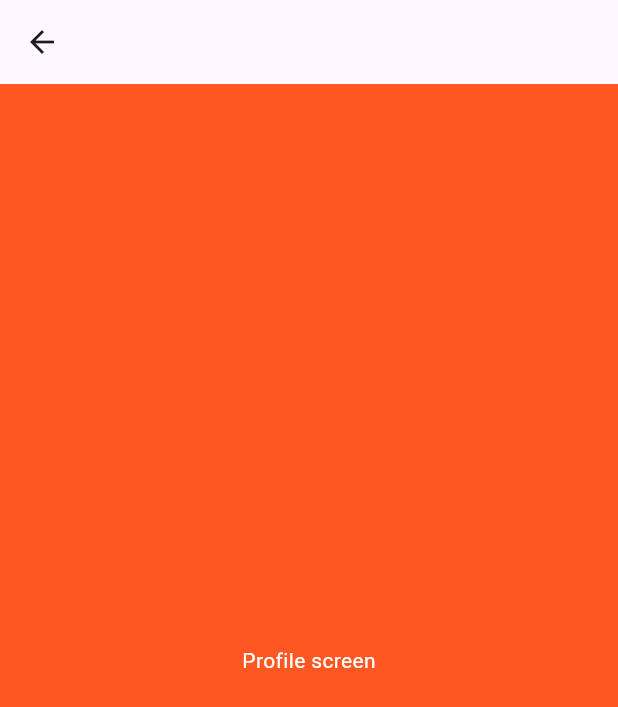
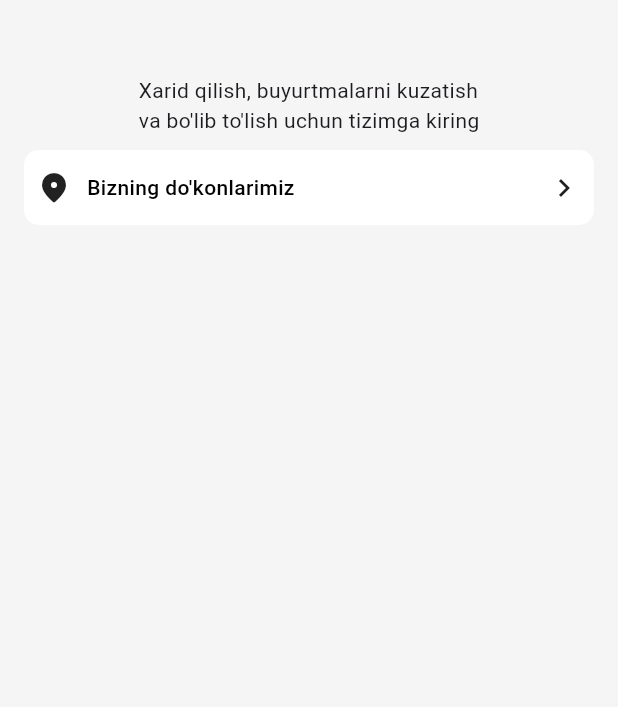
Before and after one commit to Xoshimov2602/texnomart, a Flutter app: the ProfileScreen screen opened directly, on a phone screen of 412 x 824 dp. Shown: the top 707 px of the screen. Run offline on Flutter 3.47's test engine with Material 3 defaults, Android fonts, the phone set to English and light mode, and no system bars; our stand-ins replace awesome_extensions, badges, bloc, cached_network_image, carousel_slider, dio and 7 more; missing offline and left inert: talker_dio_logger; accounts and stored records are empty; generated files the repository leaves out were written again; statements that could not run were skipped.

Commit message:
added an item to profile screen

```diff
--- a/lib/presentation/componenets/item_product.dart
+++ b/lib/presentation/componenets/item_product.dart
@@ -184,8 +184,6 @@ Widget hitProductCard({
                           Colors.grey[100]!,
                           BlendMode.multiply,
                         ),
-                        child: Transform.rotate(
-                          angle: 3.1416,
                         child: CachedNetworkImage(
                           matchTextDirection: true,
                           imageUrl: imageUrl,
@@ -201,7 +199,6 @@ Widget hitProductCard({
                                 child: Icon(Icons.error, color: Colors.red),
                               ),
                           height: 180,
-                          ),
                         ),
                       ),
                     ),
@@ -781,6 +778,7 @@ class _ItemProductWithCounterState extends State<ItemProductWithCounter> {
                     ),
                     IconButton(
                       onPressed: () {
+                        context.read<MainBloc>().add(Decrease());
                         widget.onDeleteClick.call();
                       },
                       icon: const Icon(Icons.delete, color: Colors.red),
--- a/lib/presentation/screens/profile/profile_screen.dart
+++ b/lib/presentation/screens/profile/profile_screen.dart
@@ -1,5 +1,6 @@
 import 'package:flutter/cupertino.dart';
 import 'package:flutter/material.dart';
+import 'package:texnomart_clone/presentation/screens/markets/markets_screen.dart';
 
 class ProfileScreen extends StatefulWidget {
   const ProfileScreen({super.key});
@@ -12,11 +13,65 @@ class _ProfileScreenState extends State<ProfileScreen> {
   @override
   Widget build(BuildContext context) {
     return Scaffold(
-      appBar: AppBar(),
-      body: Container(color: Colors.deepOrange,
-        child: Center(
-          child: Text(
-              'Profile screen', style: TextStyle(color: Colors.white),),
-        ),),);
+      body: Container(
+        width: double.infinity,
+        color: Colors.grey[100],
+        child: Padding(
+          padding: const EdgeInsets.only(top: 50),
+          child: Column(
+            crossAxisAlignment: CrossAxisAlignment.center,
+            children: [
+              Padding(
+                padding: EdgeInsets.symmetric(horizontal: 16),
+                child: Text(
+                  "Xarid qilish, buyurtmalarni kuzatish\nva bo'lib to'lish uchun tizimga kiring",
+                ),
+              ),
+              Padding(
+                padding: const EdgeInsets.symmetric(
+                  horizontal: 16.0,
+                  vertical: 10,
+                ),
+                child: InkWell(
+                  onTap: () {
+                    Navigator.push(
+                      context,
+                      MaterialPageRoute(builder: (context) => MarketsScreen()),
+                    );
+                  },
+                  child: Container(
+                    decoration: BoxDecoration(
+                      color: Colors.white,
+                      borderRadius: BorderRadius.circular(10),
+                    ),
+                    height: 50,
+                    child: Padding(
+                      padding: const EdgeInsets.all(8.0),
+                      child: Row(
+                        children: [
+                          Icon(Icons.location_on_rounded),
+                          Padding(
+                            padding: const EdgeInsets.only(left: 10.0),
+                            child: Text(
+                              "Bizning do'konlarimiz",
+                              style: TextStyle(
+                                color: Colors.black,
+                                fontWeight: FontWeight.w500,
+                              ),
+                            ),
+                          ),
+                          Spacer(),
+                          Icon(Icons.chevron_right),
+                        ],
+                      ),
+                    ),
+                  ),
+                ),
+              ),
+            ],
+          ),
+        ),
+      ),
+    );
   }
 }
```
Also changed, not shown: lib/presentation/screens/markets/markets_screen.dart (added, +38 -0 lines). Lines whose indentation alone changed are shown as unchanged.
